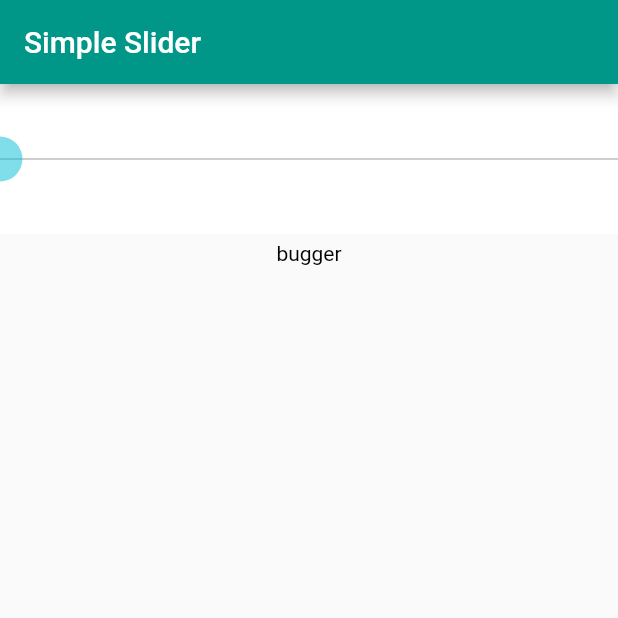
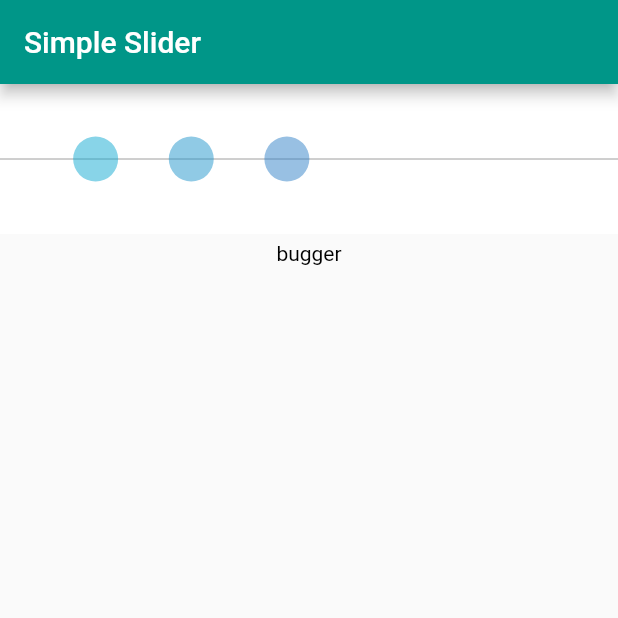
Before and after one commit to emma-hunt/CustomSliders, a Flutter app: the screen it shows after launch, on a phone screen of 412 x 824 dp, the top half of it. Run offline on Flutter 3.47's test engine with Material 2 defaults, Android fonts, the phone set to English and light mode, and no system bars.

Commit message:
working with n thumbs

```diff
--- a/lib/MultiThumbSlider.dart
+++ b/lib/MultiThumbSlider.dart
@@ -38,24 +38,25 @@ class _MultiThumbSliderState extends State<MultiThumbSlider> {
   double fingerY = 0.0;
   double radius = 15.0;
   bool isSliderActive = false;
-  List<Thumb> thumbs = [Thumb(x: 0, isActive: false)];
-//
-//  @override
-//  initState() {
-//    super.initState();
-//    thumbs = new List(widget.numThumbs);
-////    final RenderBox box = this.context.findRenderObject();
-////    var width = box.size.width;
-//    var width = 255;
-//    double spaceing = width/(widget.numThumbs+1);
-//    double xLoc = spaceing;
-//    for (int i = 0; i < widget.numThumbs; i++){
-//      thumbs[i] = new Thumb(x: xLoc, isActive: false);
-//      xLoc = xLoc + spaceing;
-//    }
-//  }
+  List<Thumb> thumbs = [new Thumb(x: 0, isActive: false)];
+
+  @override
+  initState() {
+    super.initState();
+    thumbs = new List(widget.numThumbs);
+//    final RenderBox box = this.context.findRenderObject();
+//    var width = box.size.width;
+    var width = 255;
+    double spaceing = width/(widget.numThumbs+1);
+    double xLoc = spaceing;
+    for (int i = 0; i < widget.numThumbs; i++){
+      thumbs[i] = new Thumb(x: xLoc, isActive: false);
+      xLoc = xLoc + spaceing;
+    }
+  }
 
   // interpolates from actual thumb position to value in user specified coordinate system
+
   double _interpolateValue(double sliderValue) {
     final RenderBox box = this.context.findRenderObject();
     var sliderMax = box.size.width;
@@ -79,6 +80,7 @@ class _MultiThumbSliderState extends State<MultiThumbSlider> {
   }
 
   void _processFingerDown(int index) {
+    print(thumbs.toString());
     setState(() {
       isSliderActive = true;
       thumbs[index].isActive = true;
@@ -88,6 +90,7 @@ class _MultiThumbSliderState extends State<MultiThumbSlider> {
       }
       widget.onActive(thumbInfo);
     });
+    print(thumbs.toString());
   }
 
   void _processFingerUp(int index) {
@@ -117,9 +120,10 @@ class _MultiThumbSliderState extends State<MultiThumbSlider> {
     if(isSliderActive){
       for (int i = 0; i < thumbs.length; i++) {
         if (thumbs[i].isActive) {
+          print("finger " + i.toString());
           _processFingerInput (i, details);
+          return;
         }
-        return;
       }
     }
   }
@@ -129,6 +133,7 @@ class _MultiThumbSliderState extends State<MultiThumbSlider> {
       for (int i = 0; i < thumbs.length; i++) {
         if (thumbs[i].isActive) {
           _processFingerUp(i);
+          return;
         }
       }
     }
@@ -173,7 +178,7 @@ class MultiSliderPainter extends CustomPainter {
   @override
   void paint(Canvas canvas, Size size) {
     var linePen = Paint();
-    var thumbPen = Paint();
+
     double middleLocation = size.height/2;
     double centerLocation = size.width/2;
 
@@ -183,9 +188,10 @@ class MultiSliderPainter extends CustomPainter {
     canvas.drawLine(Offset(0, middleLocation), Offset(size.width, middleLocation), linePen);
 
     //draw thumbs
-    thumbPen.style = PaintingStyle.fill;
     if(_thumbs != null) {
       for (Thumb thumb in _thumbs) {
+        var thumbPen = Paint();
+        thumbPen.style = PaintingStyle.fill;
         thumbPen.color = convertLocToCol(thumb.x, thumb.isActive, size);
         canvas.drawCircle(Offset(thumb.x, middleLocation), _radius, thumbPen);
       }
--- a/lib/main.dart
+++ b/lib/main.dart
@@ -83,7 +83,6 @@ class _MyHomePageState extends State<MyHomePage> {
             },
           ),
           Container(
-            height: 50,
             padding: EdgeInsets.all(5.0),
             child: Text(
               _prettifyTheValues(myThumbs),
```
